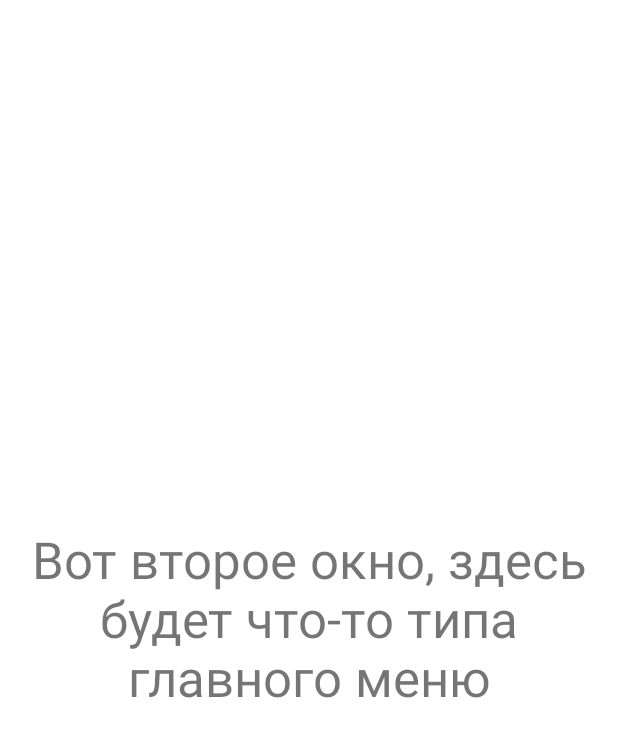
After one commit to dorallodee/Finale, an Android app: the MainSreen screen opened directly, with no data from a screen before it, on a phone screen of 412 x 824 dp. The commit adds this screen. Shown: the top 737 px of the screen. Run offline under Robolectric (Android 15) with nearby library versions, the phone set to English and light mode, and no system bars.

Commit message:
Создал экран ввода логина и пароля, а также второй экран, на который будет перекидывать по нажатии кнопки при правильно введенных логине и пароле (посмотрите код и попробуйте запустить приложение)

```diff
--- /dev/null
+++ b/app/src/main/java/com/example/finale/MainSreen.java
@@ -0,0 +1,14 @@
+package com.example.finale;
+
+import androidx.appcompat.app.AppCompatActivity;
+
+import android.os.Bundle;
+
+public class MainSreen extends AppCompatActivity {
+
+    @Override
+    protected void onCreate(Bundle savedInstanceState) {
+        super.onCreate(savedInstanceState);
+        setContentView(R.layout.activity_main_sreen);
+    }
+}
--- a/app/src/main/res/layout/activity_main.xml
+++ b/app/src/main/res/layout/activity_main_sreen.xml
@@ -4,15 +4,17 @@
     xmlns:tools="http://schemas.android.com/tools"
     android:layout_width="match_parent"
     android:layout_height="match_parent"
-    tools:context=".MainActivity">
+    tools:context=".MainSreen">
 
     <TextView
-        android:layout_width="wrap_content"
-        android:layout_height="wrap_content"
-        android:text="Hello World!"
+        android:id="@+id/textView"
+        android:layout_width="379dp"
+        android:layout_height="175dp"
+        android:gravity="center"
+        android:text="Вот второе окно, здесь будет что-то типа главного меню"
+        android:textSize="34sp"
         app:layout_constraintBottom_toBottomOf="parent"
         app:layout_constraintEnd_toEndOf="parent"
         app:layout_constraintStart_toStartOf="parent"
         app:layout_constraintTop_toTopOf="parent" />
-
 </androidx.constraintlayout.widget.ConstraintLayout>
--- a/app/src/main/res/values/themes.xml
+++ b/app/src/main/res/values/themes.xml
@@ -1,6 +1,6 @@
 <resources xmlns:tools="http://schemas.android.com/tools">
     <!-- Base application theme. -->
-    <style name="Theme.Finale" parent="Theme.MaterialComponents.DayNight.DarkActionBar">
+    <style name="Theme.Finale" parent="Theme.MaterialComponents.DayNight.NoActionBar">
         <!-- Primary brand color. -->
         <item name="colorPrimary">@color/purple_500</item>
         <item name="colorPrimaryVariant">@color/purple_700</item>
```
Also changed, not shown: app/src/main/AndroidManifest.xml (+7 -0 lines), app/src/main/java/com/example/finale/MainActivity.java (+36 -1 lines), app/src/main/res/layout/activity_login.xml (added, +52 -0 lines).
